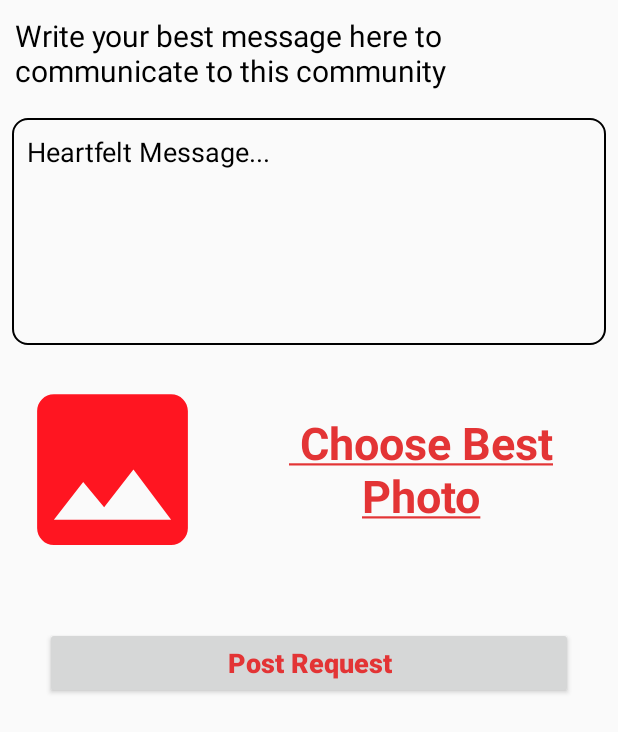
After one commit to KenMutwi/BloodBanker1, an Android app: the MakeRequestActivity screen opened directly, with no data from a screen before it, on a phone screen of 412 x 824 dp. The commit adds this screen. Shown: the top 732 px of the screen. Run offline under Robolectric (Android 15) with nearby library versions, the phone set to English and light mode, and no system bars.

Commit message:
third commit

```diff
--- a/app/build.gradle
+++ b/app/build.gradle
@@ -33,4 +33,6 @@ dependencies {
     androidTestImplementation 'androidx.test.espresso:espresso-core:3.2.0'
     implementation 'com.android.support:design:29.0.0'
     implementation 'com.android.volley:volley:1.1.1'
+    implementation 'com.github.bumptech.glide:glide:4.11.0'
+    annotationProcessor 'com.github.bumptech.glide:compiler:4.11.0'
 }
--- a/app/src/main/AndroidManifest.xml
+++ b/app/src/main/AndroidManifest.xml
@@ -11,7 +11,8 @@
         android:roundIcon="@mipmap/ic_launcher_round"
         android:supportsRtl="true"
         android:theme="@style/AppTheme">
-        <activity android:name=".Activities.SearchActivity"></activity>
+        <activity android:name=".MakeRequestActivity"></activity>
+        <activity android:name=".Activities.SearchActivity" />
         <activity android:name=".Activities.LoginActivity" />
         <activity android:name=".Activities.RegisterActivity" />
         <activity android:name=".Activities.SplashScreenActivity">
--- a/app/src/main/java/com/example/bloodbanker/Activities/MainActivity.java
+++ b/app/src/main/java/com/example/bloodbanker/Activities/MainActivity.java
@@ -2,20 +2,31 @@
 
 import androidx.appcompat.app.AppCompatActivity;
 import androidx.appcompat.widget.Toolbar;
+import androidx.recyclerview.widget.LinearLayoutManager;
+import androidx.recyclerview.widget.RecyclerView;
 
 import android.content.Intent;
 import android.os.Bundle;
 import android.view.Menu;
 import android.view.MenuItem;
 
+import com.example.bloodbanker.Adapters.RequestAdapter;
+import com.example.bloodbanker.DataModels.RequestDataModel;
 import com.example.bloodbanker.R;
 
+import java.util.ArrayList;
+import java.util.List;
+
             public class MainActivity extends AppCompatActivity {
+                private RecyclerView recyclerView;
+                private List<RequestDataModel> requestDataModelList;
+                private RequestAdapter requestAdapter;
 
     @Override
     protected void onCreate(Bundle savedInstanceState) {
         super.onCreate(savedInstanceState);
         setContentView(R.layout.activity_main);
+        requestDataModelList = new ArrayList<>();
         Toolbar toolbar= findViewById(R.id.toolbar);
         setSupportActionBar(toolbar);
         toolbar.setOnMenuItemClickListener(new Toolbar.OnMenuItemClickListener() {
@@ -31,6 +42,22 @@ import com.example.bloodbanker.R;
                 return false;
             }
         });
+        recyclerView = findViewById(R.id.recyclerView);
+        RecyclerView.LayoutManager layoutManager=new LinearLayoutManager(this,RecyclerView.VERTICAL,false);
+        recyclerView.setLayoutManager(layoutManager);
+        requestAdapter = new RequestAdapter(requestDataModelList,this);
+        recyclerView.setAdapter(requestAdapter);
+        populateHomePage();
+    }
+    private void populateHomePage(){
+        RequestDataModel requestDataModel= new RequestDataModel("I love you sweet Purity Gakii Gikunda","https://www.pexels.com/photo/affection-afterglow-backlit-blur-556667/");
+        requestDataModelList.add(requestDataModel);
+        requestDataModelList.add(requestDataModel);
+        requestDataModelList.add(requestDataModel);
+        requestDataModelList.add(requestDataModel);
+        requestDataModelList.add(requestDataModel);
+        requestAdapter.notifyDataSetChanged();
+
     }
 
                 @Override
--- /dev/null
+++ b/app/src/main/java/com/example/bloodbanker/MakeRequestActivity.java
@@ -0,0 +1,14 @@
+package com.example.bloodbanker;
+
+import androidx.appcompat.app.AppCompatActivity;
+
+import android.os.Bundle;
+
+public class MakeRequestActivity extends AppCompatActivity {
+
+    @Override
+    protected void onCreate(Bundle savedInstanceState) {
+        super.onCreate(savedInstanceState);
+        setContentView(R.layout.activity_make_request);
+    }
+}
--- /dev/null
+++ b/app/src/main/res/drawable/ic_insert_photo_24dp.xml
@@ -0,0 +1,5 @@
+<vector android:height="24dp" android:tint="#FF1521"
+    android:viewportHeight="24.0" android:viewportWidth="24.0"
+    android:width="24dp" xmlns:android="http://schemas.android.com/apk/res/android">
+    <path android:fillColor="#FF000000" android:pathData="M21,19V5c0,-1.1 -0.9,-2 -2,-2H5c-1.1,0 -2,0.9 -2,2v14c0,1.1 0.9,2 2,2h14c1.1,0 2,-0.9 2,-2zM8.5,13.5l2.5,3.01L14.5,12l4.5,6H5l3.5,-4.5z"/>
+</vector>
--- /dev/null
+++ b/app/src/main/res/layout/activity_make_request.xml
@@ -0,0 +1,80 @@
+<?xml version="1.0" encoding="utf-8"?>
+<ScrollView xmlns:android="http://schemas.android.com/apk/res/android"
+    xmlns:app="http://schemas.android.com/apk/res-auto"
+    xmlns:tools="http://schemas.android.com/tools"
+    android:layout_width="match_parent"
+    android:layout_height="match_parent"
+    tools:context=".MakeRequestActivity">
+
+    <LinearLayout
+        android:orientation="vertical"
+        android:layout_width="match_parent"
+        android:layout_height="wrap_content">
+
+        <TextView
+            android:id="@+id/heart_text"
+            android:text="Write your best message here to communicate to this community"
+            android:textColor="@android:color/black"
+            android:padding="10dp"
+            android:textSize="20sp"
+            android:layout_width="match_parent"
+            android:layout_height="wrap_content"/>
+
+        <FrameLayout
+            android:layout_margin="8dp"
+            android:background="@drawable/border_background"
+            android:layout_width="match_parent"
+            android:layout_height="wrap_content">
+        <EditText
+            android:id="@+id/heartfelt"
+            android:padding="10dp"
+            android:textSize="18sp"
+            android:minLines="6"
+            android:maxLines="10"
+            android:hint="Heartfelt Message..."
+            android:cursorVisible="false"
+            android:background="@null"
+            android:textColorHint="@android:color/black"
+            android:textAlignment="viewStart"
+            android:layout_width="match_parent"
+            android:layout_height="wrap_content"
+            android:gravity="start" />
+        </FrameLayout>
+        <LinearLayout
+            android:layout_weight="10"
+            android:orientation="horizontal"
+            android:layout_width="match_parent"
+            android:layout_height="wrap_content">
+
+            <ImageView
+                android:padding="8dp"
+                android:id="@+id/myimage"
+                android:src="@drawable/ic_insert_photo_24dp"
+                android:layout_width="150dp"
+                android:layout_height="150dp"/>
+            <TextView
+                android:text="@string/choose_best_photo"
+                android:gravity="center"
+                android:textSize="30sp"
+                android:textStyle="bold"
+                android:textColor="@color/colorPrimary"
+                android:layout_width="match_parent"
+                android:layout_height="match_parent"/>
+
+        </LinearLayout>
+        <Button
+            android:id="@+id/post_btn"
+            android:text="Post Request"
+            android:textSize="18sp"
+            android:textColor="@color/colorPrimaryDark"
+            android:textAllCaps="false"
+            android:textStyle="bold"
+            android:layout_margin="30dp"
+            android:layout_width="match_parent"
+            android:layout_height="wrap_content"/>
+
+
+
+    </LinearLayout>
+
+</ScrollView>
--- a/app/src/main/res/layout/request_item_layout.xml
+++ b/app/src/main/res/layout/request_item_layout.xml
@@ -3,7 +3,7 @@
     xmlns:app="http://schemas.android.com/apk/res-auto"
     android:orientation="vertical"
     android:layout_width="match_parent"
-    android:layout_height="match_parent">
+    android:layout_height="wrap_content">
 
     <androidx.cardview.widget.CardView
         android:layout_margin="4dp"
@@ -33,6 +33,8 @@
             </androidx.cardview.widget.CardView>
 
             <TextView
+                android:id="@+id/client_message"
+                android:padding="8dp"
                 android:layout_toEndOf="@+id/card_image"
                 android:layout_alignTop="@+id/card_image"
                 android:layout_alignBottom="@+id/card_image"
--- a/app/src/main/res/values/strings.xml
+++ b/app/src/main/res/values/strings.xml
@@ -23,5 +23,6 @@
     <string name="password">Enter Password</string>
     <string name="community">Join Community</string>
     <string name="sign_up"><u>Sign Up</u></string>
+    <string name="choose_best_photo"><u> Choose Best Photo</u></string>
 
 </resources>
--- a/build.gradle
+++ b/build.gradle
@@ -4,6 +4,7 @@ buildscript {
 
     repositories {
         google()
+        mavenCentral()
         jcenter()
 
     }
```
